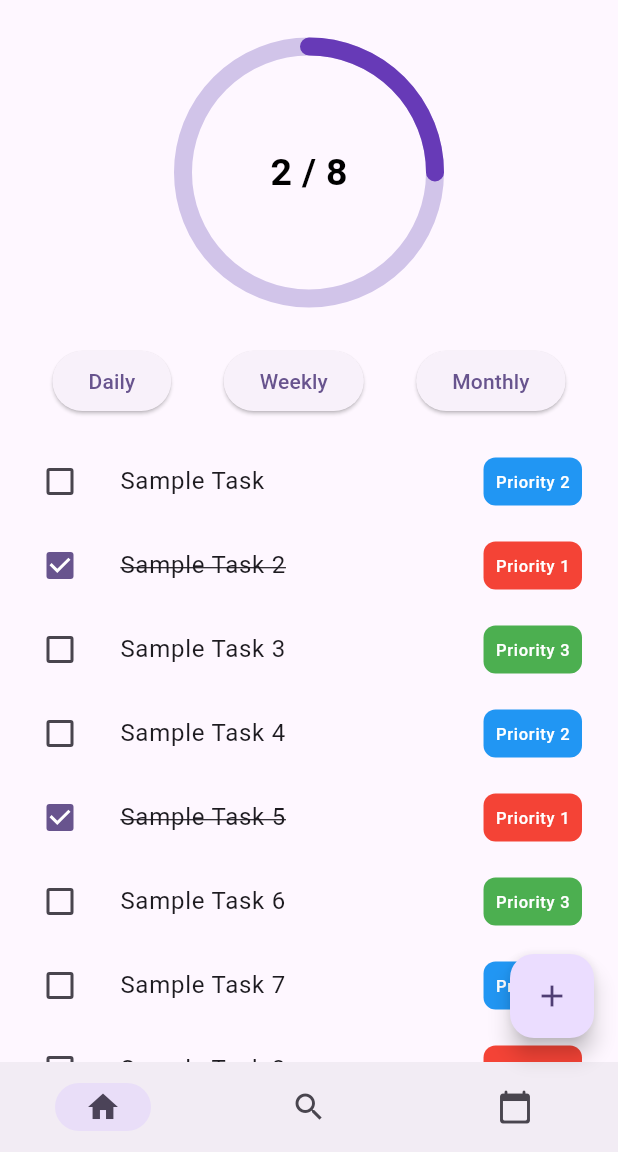
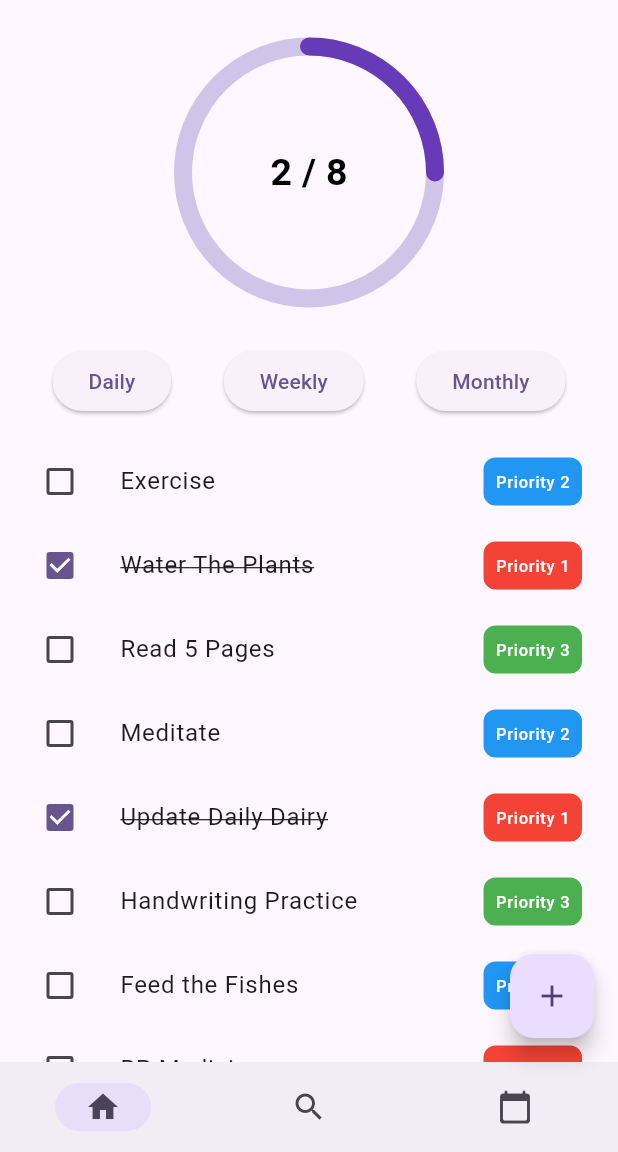
Before and after one commit to hel707/Team1, a Flutter app: the screen it shows after launch, on a phone screen of 412 x 824 dp, the part 84-1236 px from its top. Run offline on Flutter 3.47's test engine with Material 2 defaults, Android fonts, the light colour scheme and no system bars; drawn by our look-alikes of flutter_slidable, percent_indicator; our stand-ins replace cloud_firestore, firebase_auth, firebase_core, font_awesome_flutter, google_sign_in, hive_flutter and 1 more; accounts and stored records are empty.

Commit message:
Changed Tasks

```diff
--- a/src/up_task/lib/data/tasks.dart
+++ b/src/up_task/lib/data/tasks.dart
@@ -9,37 +9,37 @@ class Task {
 // Hard-Coded list of tasks
 // Later will Import from DataBase
 List<Task> tasks = [
-  Task(title: 'Sample Task ', isChecked: false, priority: 2),
-  Task(title: 'Sample Task 2', isChecked: true, priority: 1),
-  Task(title: 'Sample Task 3', isChecked: false, priority: 3),
-  Task(title: 'Sample Task 4', isChecked: false, priority: 2),
-  Task(title: 'Sample Task 5', isChecked: true, priority: 1),
-  Task(title: 'Sample Task 6', isChecked: false, priority: 3),
-  Task(title: 'Sample Task 7', isChecked: false, priority: 2),
-  Task(title: 'Sample Task 8', isChecked: false, priority: 1),
+  Task(title: 'Exercise', isChecked: false, priority: 2),
+  Task(title: 'Water The Plants', isChecked: true, priority: 1),
+  Task(title: 'Read 5 Pages', isChecked: false, priority: 3),
+  Task(title: 'Meditate', isChecked: false, priority: 2),
+  Task(title: 'Update Daily Dairy', isChecked: true, priority: 1),
+  Task(title: 'Handwriting Practice', isChecked: false, priority: 3),
+  Task(title: 'Feed the Fishes', isChecked: false, priority: 2),
+  Task(title: 'BP Medicine', isChecked: false, priority: 1),
   // Add more tasks here
 ];
 
 List<Task> weekly_tasks = [
-  Task(title: 'Weekly Task ', isChecked: false, priority: 2),
-  Task(title: 'Weekly Task 2', isChecked: false, priority: 1),
-  Task(title: 'Weekly Task 3', isChecked: false, priority: 3),
-  Task(title: 'Weekly Task 4', isChecked: false, priority: 2),
-  Task(title: 'Weekly Task 5', isChecked: false, priority: 1),
-  Task(title: 'Weekly Task 6', isChecked: false, priority: 3),
-  Task(title: 'Weekly Task 7', isChecked: false, priority: 2),
-  Task(title: 'Weekly Task 8', isChecked: false, priority: 1),
-  Task(title: 'Weekly Task 9', isChecked: false, priority: 2),
+  Task(title: 'Clean My Room', isChecked: false, priority: 2),
+  Task(title: 'Mow the lawn', isChecked: false, priority: 1),
+  Task(title: 'Write a blog post', isChecked: false, priority: 3),
+  Task(title: 'Go To Temple', isChecked: false, priority: 2),
+  Task(title: 'Polish Shoes', isChecked: false, priority: 1),
+  Task(title: 'Iron Clothes', isChecked: false, priority: 3),
+  Task(title: 'Contribute on Github', isChecked: false, priority: 2),
+  Task(title: 'Check Demat Account', isChecked: false, priority: 1),
+  Task(title: 'Mock Test', isChecked: false, priority: 2),
   // Add more tasks here
 ];
 
 List<Task> monthly_tasks = [
-  Task(title: 'Monthly Task ', isChecked: false, priority: 2),
-  Task(title: 'Monthly Task 2', isChecked: false, priority: 1),
-  Task(title: 'Monthly Task 3', isChecked: false, priority: 3),
-  Task(title: 'Monthly Task 4', isChecked: false, priority: 2),
-  Task(title: 'Monthly Task 5', isChecked: true, priority: 1),
-  Task(title: 'Monthly Task 6', isChecked: false, priority: 3),
+  Task(title: 'Mobile Bill', isChecked: false, priority: 2),
+  Task(title: 'Electricity Bill', isChecked: false, priority: 1),
+  Task(title: 'Credit Card Bill', isChecked: false, priority: 3),
+  Task(title: 'Go on a Trip', isChecked: false, priority: 2),
+  Task(title: 'Organize Fridge', isChecked: true, priority: 1),
+  Task(title: 'Wash Curtains', isChecked: false, priority: 3),
   // Add more tasks here
 ];
 
```
